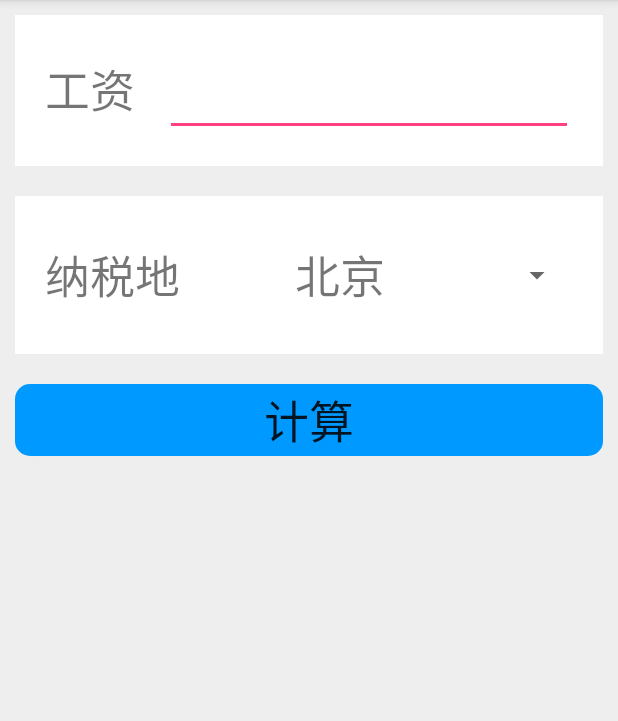
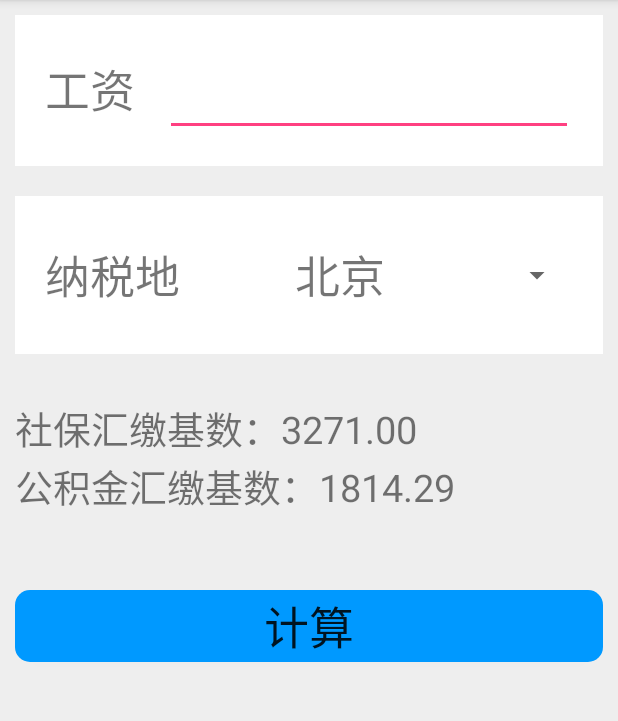
Before and after one commit to ME495/SalaryCalculator, an Android app: the screen it shows after launch (MainActivity), on a phone screen of 412 x 824 dp, the part 84-805 px from its top. Run offline under Robolectric (Android 15) with nearby library versions, the phone set to English and light mode, and no system bars.

Commit message:
UI优化，使用JSON存储数据

```diff
--- a/app/src/main/java/me/me495/salarycalculator/DetailsActivity.java
+++ b/app/src/main/java/me/me495/salarycalculator/DetailsActivity.java
@@ -54,8 +54,8 @@ public class DetailsActivity extends AppCompatActivity {
         Log.e("salary", intent.getStringExtra("salary"));
         salary = Double.valueOf(intent.getStringExtra("salary"));
         Log.e("city", intent.getStringExtra("city"));
-        insuranceRate = Data.getTaxRage(city);
-        insuranceValue = TaxUtil.getTaxValue(insuranceRate, salary);
+        insuranceRate = Data.getInsuranceRate(city);
+        insuranceValue = TaxUtil.getInsuranceValue(insuranceRate, salary);
         personalIncomeTax = TaxUtil.getPersonalIncomeTax(salary-insuranceValue.getTotal0());
         sliceValues.add(new SliceValue((float) insuranceValue.getTotal0(), getResources().getColor(R.color.colorInsurance)));
         sliceValues.add(new SliceValue((float) personalIncomeTax, getResources().getColor(R.color.colorPersonal)));
--- a/app/src/main/java/me/me495/salarycalculator/MainActivity.java
+++ b/app/src/main/java/me/me495/salarycalculator/MainActivity.java
@@ -3,10 +3,15 @@ package me.me495.salarycalculator;
 import android.content.Intent;
 import android.support.v7.app.AppCompatActivity;
 import android.os.Bundle;
+import android.text.Editable;
+import android.text.TextWatcher;
 import android.util.Log;
+import android.view.KeyEvent;
 import android.view.View;
+import android.widget.AdapterView;
 import android.widget.ArrayAdapter;
 import android.widget.Button;
+import android.widget.EditText;
 import android.widget.Spinner;
 import android.widget.TextView;
 import android.widget.Toast;
@@ -15,29 +20,35 @@ import java.util.ArrayList;
 import java.util.Date;
 
 import me.me495.salarycalculator.bussiness.Data;
+import me.me495.salarycalculator.bussiness.TaxUtil;
+import me.me495.salarycalculator.entity.InsuranceRate;
 
 import static me.me495.salarycalculator.R.array.city_list;
 
 public class MainActivity extends AppCompatActivity {
     private Spinner spinner;
-    private TextView salsayView;
+    private TextView sheBaoBase, jiJinBase;
+    private EditText salaryEdit;
     private ArrayList<String> dataList;
     private Button button;
+    private InsuranceRate insuranceRate;
     @Override
     protected void onCreate(Bundle savedInstanceState) {
-        Data.init();
+        Data.init(getApplicationContext());
         super.onCreate(savedInstanceState);
         setContentView(R.layout.activity_main);
+        sheBaoBase = findViewById(R.id.shebao_base_view);
+        jiJinBase = findViewById(R.id.jijin_base_view);
         spinner = findViewById(R.id.spinner);
         button = findViewById(R.id.calc);
-        salsayView = findViewById(R.id.salary_view);
-        ArrayAdapter<String> adapter = new ArrayAdapter<String>(this, R.layout.spinner_item, getResources().getStringArray(R.array.city_list));
+        salaryEdit = findViewById(R.id.salary_view);
+        ArrayAdapter<String> adapter = new ArrayAdapter<String>(this, R.layout.spinner_item, Data.getCitys());
         spinner.setAdapter(adapter);
         button.setOnClickListener(new View.OnClickListener() {
             @Override
             public void onClick(View v) {
                 String city = spinner.getSelectedItem().toString();
-                String salary = salsayView.getText().toString();
+                String salary = getSalary();
                 Intent intent = new Intent();
                 intent.setClass(MainActivity.this, DetailsActivity.class);
                 intent.putExtra("city", city);
@@ -45,5 +56,60 @@ public class MainActivity extends AppCompatActivity {
                 startActivity(intent);
             }
         });
+        spinner.setOnItemSelectedListener(new AdapterView.OnItemSelectedListener() {
+            @Override
+            public void onItemSelected(AdapterView<?> parent, View view, int position, long id) {
+                setBases();
+            }
+
+            @Override
+            public void onNothingSelected(AdapterView<?> parent) {
+
+            }
+        });
+        salaryEdit.addTextChangedListener(new TextWatcher() {
+            @Override
+            public void beforeTextChanged(CharSequence s, int start, int count, int after) {
+
+            }
+
+            @Override
+            public void onTextChanged(CharSequence s, int start, int before, int count) {
+                setBases();
+            }
+
+            @Override
+            public void afterTextChanged(Editable s) {
+
+            }
+        });
+        setBases();
+    }
+    private String getSalary() {
+        if(salaryEdit.getText()==null || salaryEdit.getText().toString().trim().equals("")) {
+            return "0";
+        } else {
+            return salaryEdit.getText().toString();
+        }
+    }
+    private void setBases() {
+        double salary = Double.valueOf(getSalary());
+        String city = spinner.getSelectedItem().toString();
+        insuranceRate = Data.getInsuranceRate(city);
+
+        if (salary <= insuranceRate.getSheBaoLower()) {
+            sheBaoBase.setText(String.format("%.2f", insuranceRate.getSheBaoLower()));
+        } else if (salary <= insuranceRate.getSheBaoUpper()) {
+            sheBaoBase.setText(String .format("%.2f", salary));
+        } else {
+            sheBaoBase.setText(String.format("%.2f", insuranceRate.getSheBaoUpper()));
+        }
+        if (salary <= insuranceRate.getJiJinLower()) {
+            jiJinBase.setText(String.format("%.2f", insuranceRate.getJiJinLower()));
+        } else if (salary <= insuranceRate.getJiJinUpper()) {
+            jiJinBase.setText(String .format("%.2f", salary));
+        } else {
+            jiJinBase.setText(String.format("%.2f", insuranceRate.getJiJinUpper()));
+        }
     }
 }
--- a/app/src/main/java/me/me495/salarycalculator/bussiness/Data.java
+++ b/app/src/main/java/me/me495/salarycalculator/bussiness/Data.java
@@ -1,6 +1,18 @@
 package me.me495.salarycalculator.bussiness;
 
+import android.content.Context;
+import android.content.res.AssetManager;
+import android.util.Log;
+
+import org.json.JSONException;
+import org.json.JSONObject;
+
+import java.io.BufferedReader;
+import java.io.IOException;
+import java.io.InputStreamReader;
+import java.util.ArrayList;
 import java.util.HashMap;
+import java.util.Iterator;
 
 import me.me495.salarycalculator.entity.InsuranceRate;
 
@@ -11,21 +23,70 @@ import me.me495.salarycalculator.entity.InsuranceRate;
 
 public class Data {
     private static HashMap<String, InsuranceRate> map;
-    public static void init(){
-        map = new HashMap<>();
-        InsuranceRate beijing = new InsuranceRate();
-        beijing.setYangLao0(0.08);beijing.setYangLao1(0.21);
-        beijing.setYiLiao0(0.02);beijing.setYiLiao1(0.11);beijing.setAddition(0);
-        beijing.setShiYe0(0.005);beijing.setShiYe1(0.015);
-        beijing.setGongShang0(0);beijing.setGongShang1(0.005);
-        beijing.setShengYu0(0);beijing.setShengYu1(0.01);
-        beijing.setZhuFang0(0.07);beijing.setZhuFang1(0.07);
-        beijing.setSheBaoLower(3271.00);beijing.setSheBaoUpper(16353.00);
-        beijing.setJiJinLower(1814.29);beijing.setJiJinUpper(16357.14);
-        map.put("北京", beijing);
+    private static ArrayList<String> citys;
+    public static ArrayList<String> getCitys() {
+        return citys;
     }
 
-    public static InsuranceRate getTaxRage(String city){
+    public static void init(Context context){
+        map = new HashMap<>();
+        citys = new ArrayList<>();
+        try {
+            JSONObject jsonObject = new JSONObject(getJson("insurance.json", context));
+            jsonObject = jsonObject.optJSONObject("insurance");
+            Iterator<?> it = jsonObject.keys();
+            while(it.hasNext()) {
+                String key = it.next().toString();
+                Log.e("key", key);
+                citys.add(key);
+                JSONObject object = jsonObject.optJSONObject(key);
+                InsuranceRate insurance = new InsuranceRate();
+                insurance.setYangLao0(object.optDouble("yangLao0"));insurance.setYangLao1(object.optDouble("yangLao1"));
+                insurance.setYiLiao0(object.optDouble("yiLiao0"));insurance.setYiLiao1(object.optDouble("yiLiao1"));insurance.setAddition(object.optDouble("addition"));
+                insurance.setShiYe0(object.optDouble("shiYe0"));insurance.setShiYe1(object.optDouble("shiYe1"));
+                insurance.setGongShang0(object.optDouble("gongShang0"));insurance.setGongShang1(object.optDouble("gongShang1"));
+                insurance.setShengYu0(object.optDouble("shengYu0"));insurance.setShengYu1(object.optDouble("shengYu1"));
+                insurance.setZhuFang0(object.optDouble("zhuFang0"));insurance.setZhuFang1(object.optDouble("zhuFang1"));
+                insurance.setSheBaoLower(object.optDouble("sheBaoLower"));insurance.setSheBaoUpper(object.optDouble("sheBaoUpper"));
+                insurance.setJiJinLower(object.optDouble("jiJinLower"));insurance.setJiJinUpper(object.optDouble("jiJinUpper"));
+                map.put(key, insurance);
+            }
+        } catch (JSONException e) {
+            e.printStackTrace();
+        }
+//        InsuranceRate beijing = new InsuranceRate();
+//        beijing.setYangLao0(0.08);beijing.setYangLao1(0.21);
+//        beijing.setYiLiao0(0.02);beijing.setYiLiao1(0.11);beijing.setAddition(0);
+//        beijing.setShiYe0(0.005);beijing.setShiYe1(0.015);
+//        beijing.setGongShang0(0);beijing.setGongShang1(0.005);
+//        beijing.setShengYu0(0);beijing.setShengYu1(0.01);
+//        beijing.setZhuFang0(0.07);beijing.setZhuFang1(0.07);
+//        beijing.setSheBaoLower(3271.00);beijing.setSheBaoUpper(16353.00);
+//        beijing.setJiJinLower(1814.29);beijing.setJiJinUpper(16357.14);
+//        map.put("北京", beijing);
+    }
+
+
+    public static String getJson(String fileName,Context context) {
+        //将json数据变成字符串
+        StringBuilder stringBuilder = new StringBuilder();
+        try {
+            //获取assets资源管理器
+            AssetManager assetManager = context.getAssets();
+            //通过管理器打开文件并读取
+            BufferedReader bf = new BufferedReader(new InputStreamReader(
+                    assetManager.open(fileName)));
+            String line;
+            while ((line = bf.readLine()) != null) {
+                stringBuilder.append(line);
+            }
+        } catch (IOException e) {
+            e.printStackTrace();
+        }
+        return stringBuilder.toString();
+    }
+
+    public static InsuranceRate getInsuranceRate(String city){
         return map.get(city);
     }
 }
--- a/app/src/main/java/me/me495/salarycalculator/bussiness/TaxUtil.java
+++ b/app/src/main/java/me/me495/salarycalculator/bussiness/TaxUtil.java
@@ -10,7 +10,7 @@ import me.me495.salarycalculator.entity.InsuranceValue;
 
 public class TaxUtil {
     //根据工资和税率计算五险一金的金额
-    public static InsuranceValue getTaxValue(InsuranceRate rate, double salary){
+    public static InsuranceValue getInsuranceValue(InsuranceRate rate, double salary){
         InsuranceValue value = new InsuranceValue();
         double base = salary;
         if (base < rate.getSheBaoLower()) {
--- a/app/src/main/res/layout/activity_main.xml
+++ b/app/src/main/res/layout/activity_main.xml
@@ -30,7 +30,7 @@
         android:paddingBottom="10dp"
         android:textSize="30sp"
         android:gravity="center"
-        android:inputType="numberDecimal"/>
+        android:inputType="numberDecimal" />
     </LinearLayout>
 
     <LinearLayout
@@ -55,8 +55,44 @@
             android:id="@+id/spinner"></Spinner>
     </LinearLayout>
 
+
+    <LinearLayout
+        android:layout_width="match_parent"
+        android:layout_height="wrap_content"
+        android:orientation="horizontal"
+        android:layout_marginLeft="10dp"
+        android:layout_marginTop="20dp">
+        <TextView
+            android:layout_width="wrap_content"
+            android:layout_height="wrap_content"
+            android:text="社保汇缴基数："
+            android:textSize="25sp"/>
+        <TextView
+            android:id="@+id/shebao_base_view"
+            android:layout_width="wrap_content"
+            android:layout_height="wrap_content"
+            android:textSize="25sp"/>
+    </LinearLayout>
+    <LinearLayout
+        android:layout_width="match_parent"
+        android:layout_height="wrap_content"
+        android:layout_marginLeft="10dp">
+        <TextView
+            android:layout_width="wrap_content"
+            android:layout_height="wrap_content"
+            android:text="公积金汇缴基数："
+            android:textSize="25sp"/>
+        <TextView
+            android:id="@+id/jijin_base_view"
+            android:layout_width="wrap_content"
+            android:layout_height="wrap_content"
+            android:textSize="25sp"/>
+    </LinearLayout>
+
     <Button
-        android:layout_margin="10dp"
+        android:layout_marginLeft="10dp"
+        android:layout_marginRight="10dp"
+        android:layout_marginTop="50dp"
         android:layout_width="match_parent"
         android:layout_height="wrap_content"
         android:gravity="center"
```
Also changed, not shown: app/src/main/assets/insurance.json (added, +52 -0 lines), app/src/main/res/layout/activity_details.xml (+6 -6 lines).
